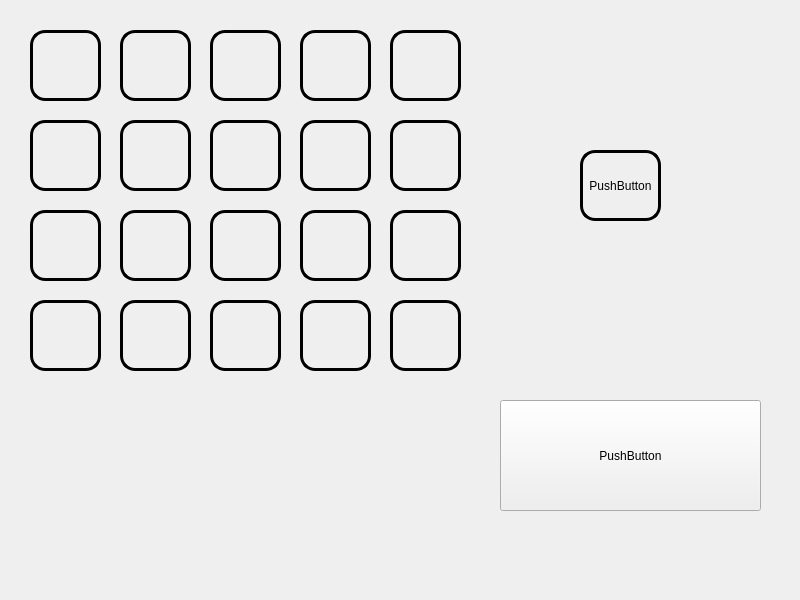
Old version of the form View/UI/main_window.ui in the repository badmoodd/GardenUI.
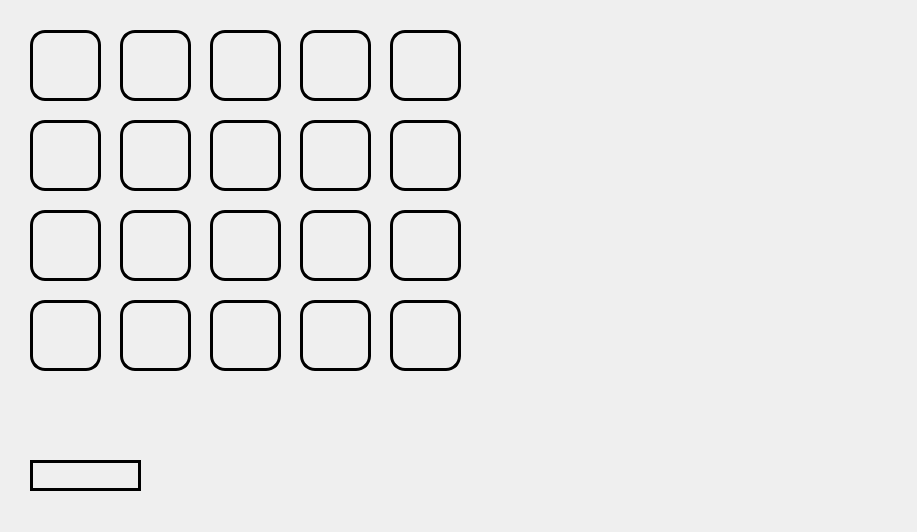
New version of the form.

Commit message: add: add_plant button_GUI; garden_beds icons

What changed in the file:
```diff
--- a/View/UI/main_window.ui
+++ b/View/UI/main_window.ui
@@ -9,29 +9,13 @@
    <rect>
     <x>0</x>
     <y>0</y>
-    <width>800</width>
-    <height>600</height>
+    <width>917</width>
+    <height>532</height>
    </rect>
   </property>
   <property name="windowTitle">
    <string>Widget</string>
   </property>
-  <widget class="QPushButton" name="pushButton_4">
-   <property name="geometry">
-    <rect>
-     <x>500</x>
-     <y>400</y>
-     <width>261</width>
-     <height>111</height>
-    </rect>
-   </property>
-   <property name="styleSheet">
-    <string notr="true"/>
-   </property>
-   <property name="text">
-    <string>PushButton</string>
-   </property>
-  </widget>
   <widget class="QPushButton" name="cell00">
    <property name="geometry">
     <rect>
@@ -376,18 +360,18 @@
   <widget class="QPushButton" name="pushButton">
    <property name="geometry">
     <rect>
-     <x>580</x>
-     <y>150</y>
-     <width>81</width>
-     <height>71</height>
+     <x>30</x>
+     <y>460</y>
+     <width>111</width>
+     <height>31</height>
     </rect>
    </property>
    <property name="styleSheet">
     <string notr="true">border : 3px solid black; 
-border-radius: 15px;</string>
+border-radius: 20px;</string>
    </property>
    <property name="text">
-    <string>PushButton</string>
+    <string/>
    </property>
   </widget>
  </widget>
```
Left out of the diff: 2 changed lines with no effect on the pictures. The commit also changes 6 other files.
